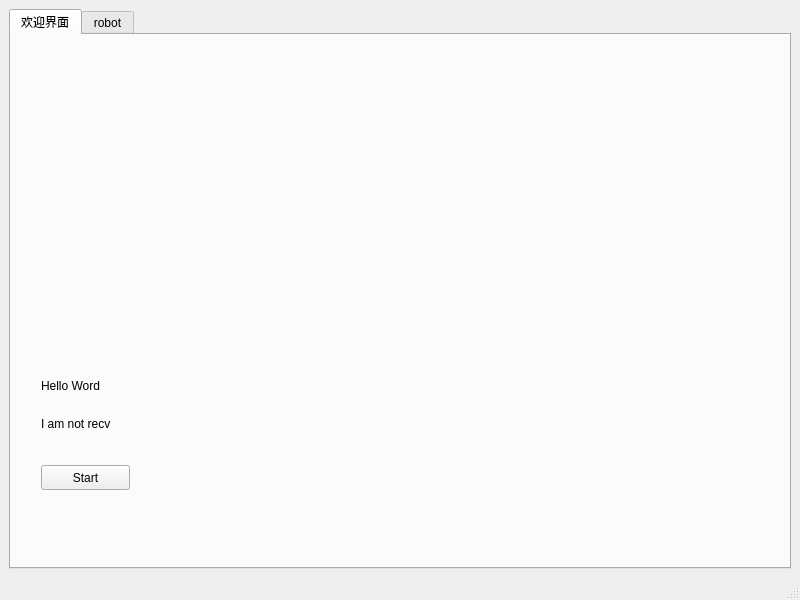
Qt form ui/mainwindow.ui (chengyangkj/Ros_Qt5_Gui_App) before a commit.
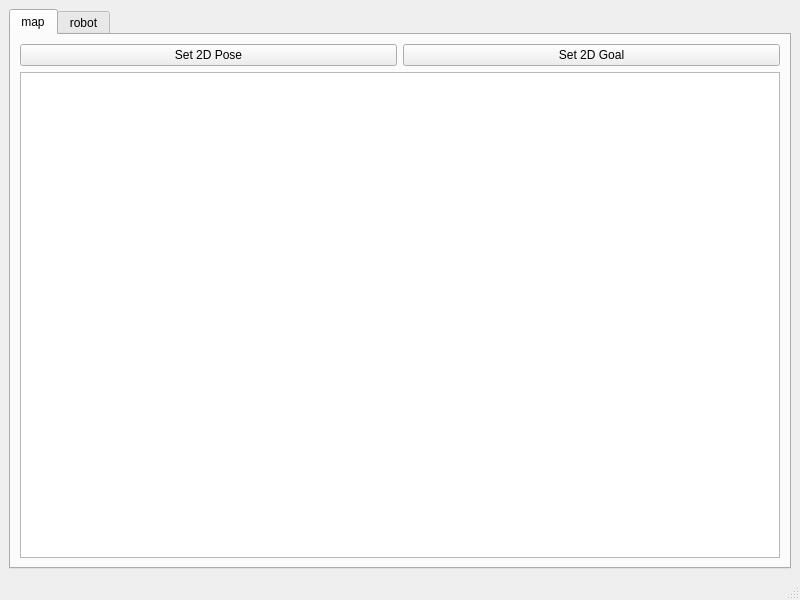
The same form after that commit. The open tabs and pages were chosen to show the change.

```diff
--- a/ui/mainwindow.ui
+++ b/ui/mainwindow.ui
@@ -18,82 +18,13 @@
     <item>
      <widget class="QTabWidget" name="tabWidget">
       <property name="currentIndex">
-       <number>1</number>
+       <number>0</number>
       </property>
       <widget class="QWidget" name="widget">
        <attribute name="title">
-        <string>欢迎界面</string>
+        <string>map</string>
        </attribute>
-       <widget class="QPushButton" name="pushButton">
-        <property name="geometry">
-         <rect>
-          <x>30</x>
-          <y>430</y>
-          <width>89</width>
-          <height>25</height>
-         </rect>
-        </property>
-        <property name="text">
-         <string>Start</string>
-        </property>
-       </widget>
-       <widget class="QLabel" name="label_3">
-        <property name="geometry">
-         <rect>
-          <x>10</x>
-          <y>-10</y>
-          <width>300</width>
-          <height>300</height>
-         </rect>
-        </property>
-        <property name="minimumSize">
-         <size>
-          <width>300</width>
-          <height>300</height>
-         </size>
-        </property>
-        <property name="maximumSize">
-         <size>
-          <width>300</width>
-          <height>300</height>
-         </size>
-        </property>
-        <property name="text">
-         <string/>
-        </property>
-       </widget>
-       <widget class="QLabel" name="label_2">
-        <property name="geometry">
-         <rect>
-          <x>30</x>
-          <y>380</y>
-          <width>191</width>
-          <height>17</height>
-         </rect>
-        </property>
-        <property name="text">
-         <string>I am not recv</string>
-        </property>
-       </widget>
-       <widget class="QLabel" name="label">
-        <property name="geometry">
-         <rect>
-          <x>30</x>
-          <y>330</y>
-          <width>261</width>
-          <height>41</height>
-         </rect>
-        </property>
-        <property name="text">
-         <string>Hello Word</string>
-        </property>
-       </widget>
-      </widget>
-      <widget class="QWidget" name="tab_2">
-       <attribute name="title">
-        <string>robot</string>
-       </attribute>
-       <layout class="QVBoxLayout" name="verticalLayout_3">
+       <layout class="QVBoxLayout" name="verticalLayout_4">
         <item>
          <layout class="QHBoxLayout" name="horizontalLayout_2">
           <item>
@@ -117,35 +48,16 @@
           <item>
            <widget class="QGraphicsView" name="graphicsView"/>
           </item>
-          <item>
-           <layout class="QHBoxLayout" name="horizontalLayout">
-            <item>
-             <widget class="QPushButton" name="pushButton_2">
-              <property name="text">
-               <string>显示图片</string>
-              </property>
-             </widget>
-            </item>
-            <item>
-             <widget class="QPushButton" name="pushButton_3">
-              <property name="text">
-               <string>显示点集</string>
-              </property>
-             </widget>
-            </item>
-            <item>
-             <widget class="QPushButton" name="pushButton_4">
-              <property name="text">
-               <string>显示直线</string>
-              </property>
-             </widget>
-            </item>
-           </layout>
-          </item>
          </layout>
         </item>
        </layout>
       </widget>
+      <widget class="QWidget" name="tab_2">
+       <attribute name="title">
+        <string>robot</string>
+       </attribute>
+       <layout class="QVBoxLayout" name="verticalLayout_3"/>
+      </widget>
      </widget>
     </item>
    </layout>
```
